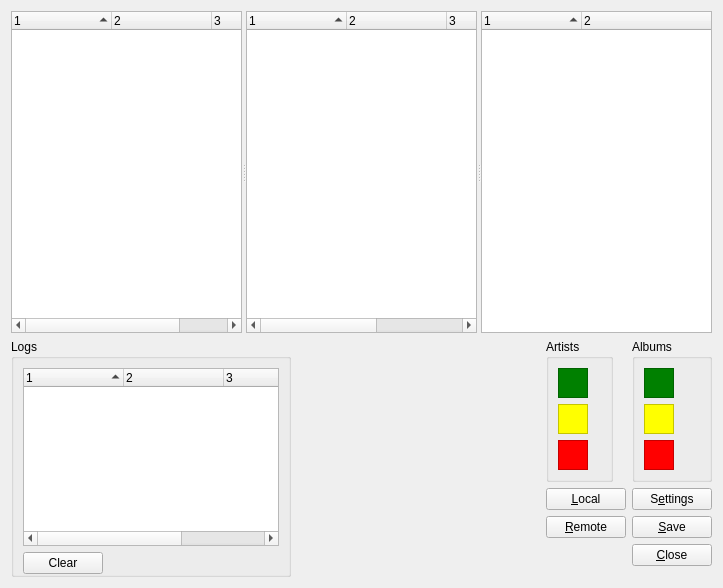
First picture: the form in ui/main.ui, repository KenjiTakahashi/gayeogi, before the edit.
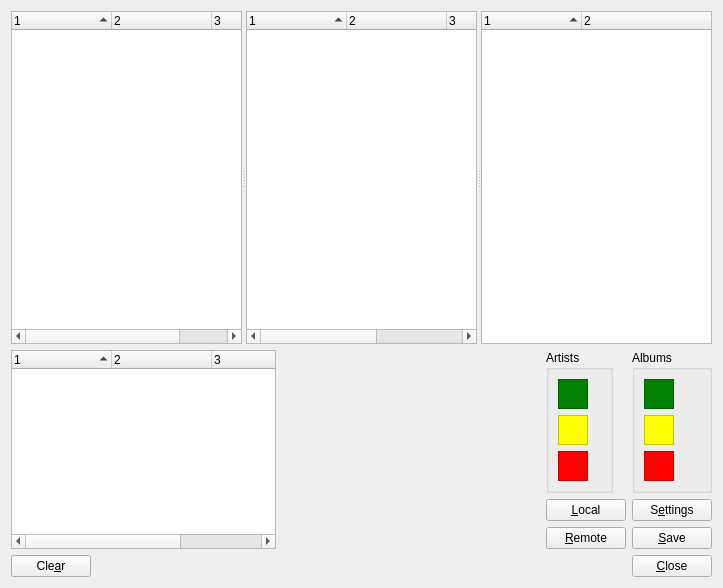
Second picture: the form after the edit.

Commit message: Rewritten huge part of local module (again). Some GUI fixes

```diff
--- a/ui/main.ui
+++ b/ui/main.ui
@@ -145,22 +145,13 @@
        <number>0</number>
       </property>
       <item>
-       <widget class="QGroupBox" name="groupBox">
-        <property name="title">
-         <string>Logs</string>
-        </property>
+       <widget class="QWidget" name="widget_4" native="true">
         <layout class="QVBoxLayout" name="verticalLayout_2">
-         <property name="bottomMargin">
+         <property name="margin">
           <number>0</number>
          </property>
          <item>
           <widget class="QTreeWidget" name="logs">
-           <property name="maximumSize">
-            <size>
-             <width>16777215</width>
-             <height>178</height>
-            </size>
-           </property>
            <property name="editTriggers">
             <set>QAbstractItemView::NoEditTriggers</set>
            </property>
@@ -202,7 +193,7 @@
           </widget>
          </item>
          <item>
-          <widget class="QWidget" name="widget_4" native="true">
+          <widget class="QWidget" name="widget_5" native="true">
            <layout class="QHBoxLayout" name="horizontalLayout_3">
             <property name="margin">
              <number>0</number>
@@ -210,7 +201,7 @@
             <item>
              <widget class="QPushButton" name="clearLogs">
               <property name="text">
-               <string>Clear</string>
+               <string>Cle&amp;ar</string>
               </property>
              </widget>
             </item>
```
The commit also changes 3 other files.
